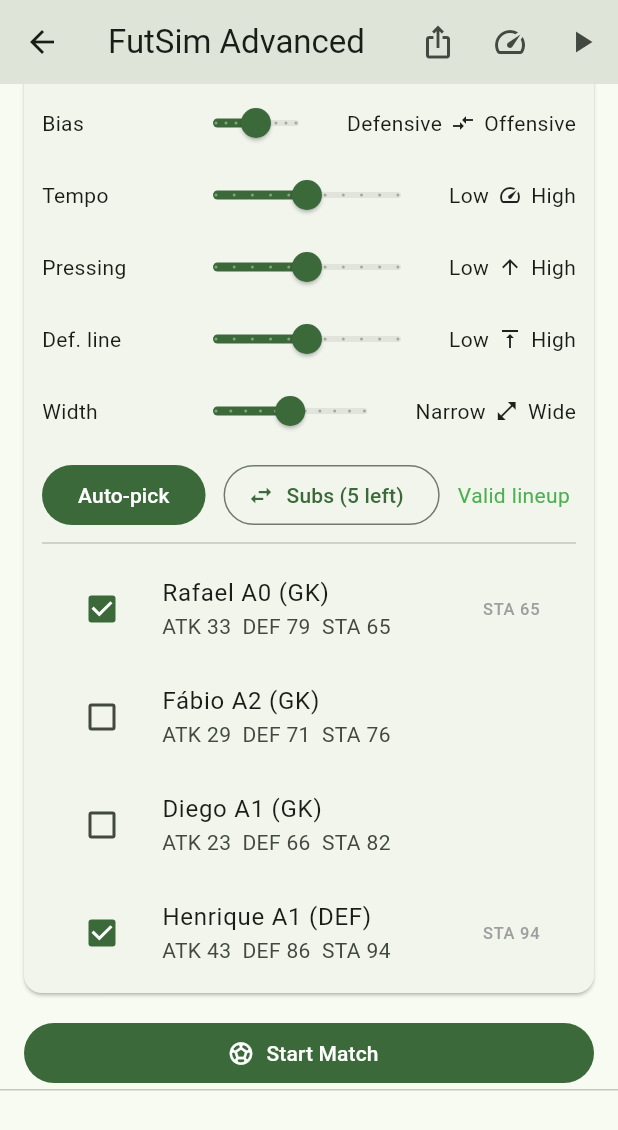
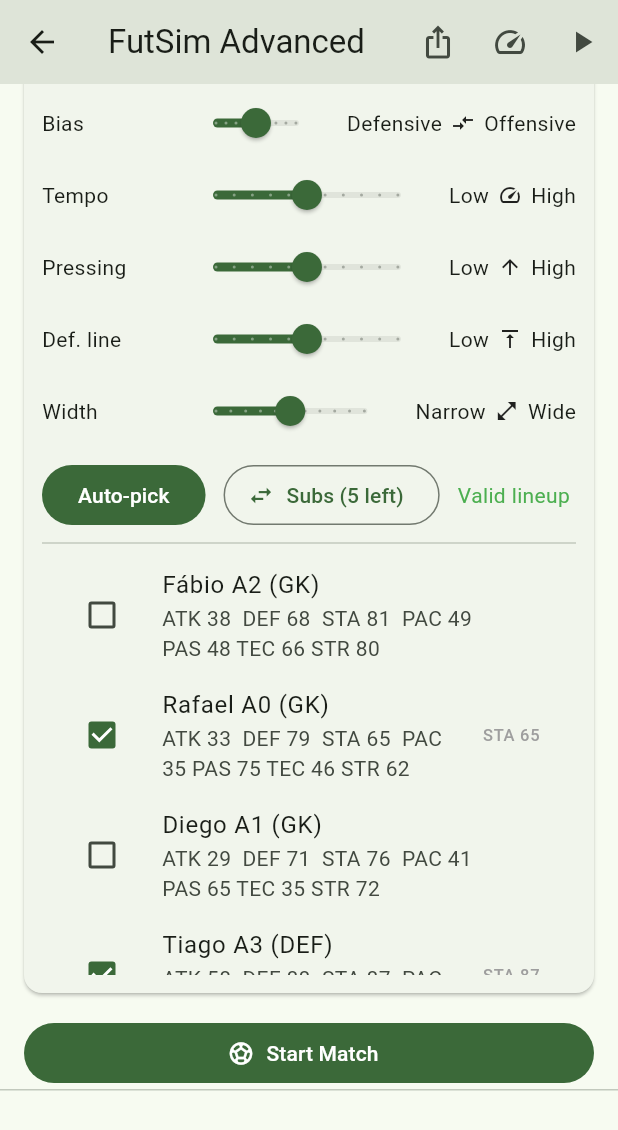
Before and after one commit to juliopaiva16/futzin, a Flutter app: the HomePage screen opened by its route, scrolled down 576 dp, on a phone screen of 412 x 824 dp. Shown: the top 1130 px of the screen. Run offline on Flutter 3.47's test engine with Material 3 defaults, Android fonts, the phone set to English and light mode, and no system bars; our stand-ins replace share_plus, shared_preferences; accounts and stored records are empty.

Commit message:
Enhance Player attributes; add pace, passing, technique, and strength metrics

```diff
--- a/lib/domain/entities.dart
+++ b/lib/domain/entities.dart
@@ -40,6 +40,11 @@
   int attack;
   int defense;
   int stamina;
+  // Extra attributes for expanded rating pentagon
+  int pace; // speed / acceleration
+  int passing; // distribution / vision
+  int technique; // dribbling / control
+  int strength; // physical / duels
   double currentStamina;
   int yellowCards;
   bool injured;
@@ -52,6 +57,10 @@
     required this.attack,
     required this.defense,
     required this.stamina,
+    required this.pace,
+    required this.passing,
+    required this.technique,
+    required this.strength,
     double? currentStamina,
     this.yellowCards = 0,
     this.injured = false,
@@ -65,6 +74,10 @@
     attack: attack,
     defense: defense,
     stamina: stamina,
+    pace: pace,
+    passing: passing,
+    technique: technique,
+    strength: strength,
     currentStamina: currentStamina,
     yellowCards: yellowCards,
     injured: injured,
@@ -78,6 +91,10 @@
     'attack': attack,
     'defense': defense,
     'stamina': stamina,
+  'pace': pace,
+  'passing': passing,
+  'technique': technique,
+  'strength': strength,
   };
 
   static Player fromJson(Map<String, dynamic> j) => Player(
@@ -87,6 +104,10 @@
     attack: j['attack'],
     defense: j['defense'],
     stamina: j['stamina'],
+  pace: (j['pace'] ?? 60),
+  passing: (j['passing'] ?? 60),
+  technique: (j['technique'] ?? 60),
+  strength: (j['strength'] ?? 60),
   );
 }
 
@@ -188,6 +209,10 @@
       attack: 1,
       defense: 1,
       stamina: 1,
+  pace: 1,
+  passing: 1,
+  technique: 1,
+  strength: 1,
     ),
   );
 
--- a/lib/presentation/pages/home_page.dart
+++ b/lib/presentation/pages/home_page.dart
@@ -127,6 +127,10 @@
           attack: r(20, 45),
           defense: r(65, 90),
           stamina: r(60, 90),
+          pace: r(30, 55),
+          passing: r(40, 75),
+          technique: r(35, 70),
+          strength: r(55, 90),
         ),
       );
     }
@@ -139,6 +143,10 @@
           attack: r(40, 70),
           defense: r(55, 90),
           stamina: r(60, 95),
+          pace: r(50, 80),
+          passing: r(45, 75),
+          technique: r(40, 75),
+          strength: r(60, 95),
         ),
       );
     }
@@ -151,6 +159,10 @@
           attack: r(55, 85),
           defense: r(45, 80),
           stamina: r(65, 95),
+          pace: r(55, 90),
+          passing: r(60, 95),
+          technique: r(60, 95),
+          strength: r(45, 80),
         ),
       );
     }
@@ -163,6 +175,10 @@
           attack: r(65, 95),
           defense: r(35, 65),
           stamina: r(60, 90),
+          pace: r(65, 99),
+          passing: r(55, 90),
+          technique: r(65, 99),
+          strength: r(45, 80),
         ),
       );
     }
--- a/lib/presentation/pages/player_market_page.dart
+++ b/lib/presentation/pages/player_market_page.dart
@@ -39,6 +39,10 @@
         attack: atk,
         defense: def,
         stamina: sta,
+  pace: 40 + rng.nextInt(60),
+  passing: 40 + rng.nextInt(60),
+  technique: 40 + rng.nextInt(60),
+  strength: 40 + rng.nextInt(60),
       );
     }).where((p) =>
         (p.attack >= _minAtk) &&
@@ -150,7 +154,7 @@
                       return ListTile(
                         leading: CircleAvatar(child: Text(positionShort(p.pos))),
                         title: Text(p.name),
-                        subtitle: Text('ATK ${p.attack}  DEF ${p.defense}  STA ${p.stamina}'),
+                        subtitle: Text('ATK ${p.attack}  DEF ${p.defense}  STA ${p.stamina}  PAC ${p.pace} PAS ${p.passing} TEC ${p.technique} STR ${p.strength}'),
                         trailing: FilledButton(
                           onPressed: () => _hire(p),
                           child: Text(l10n.hire),
```
Also changed, not shown: lib/presentation/widgets/team_config_widget.dart (+79 -4 lines).
